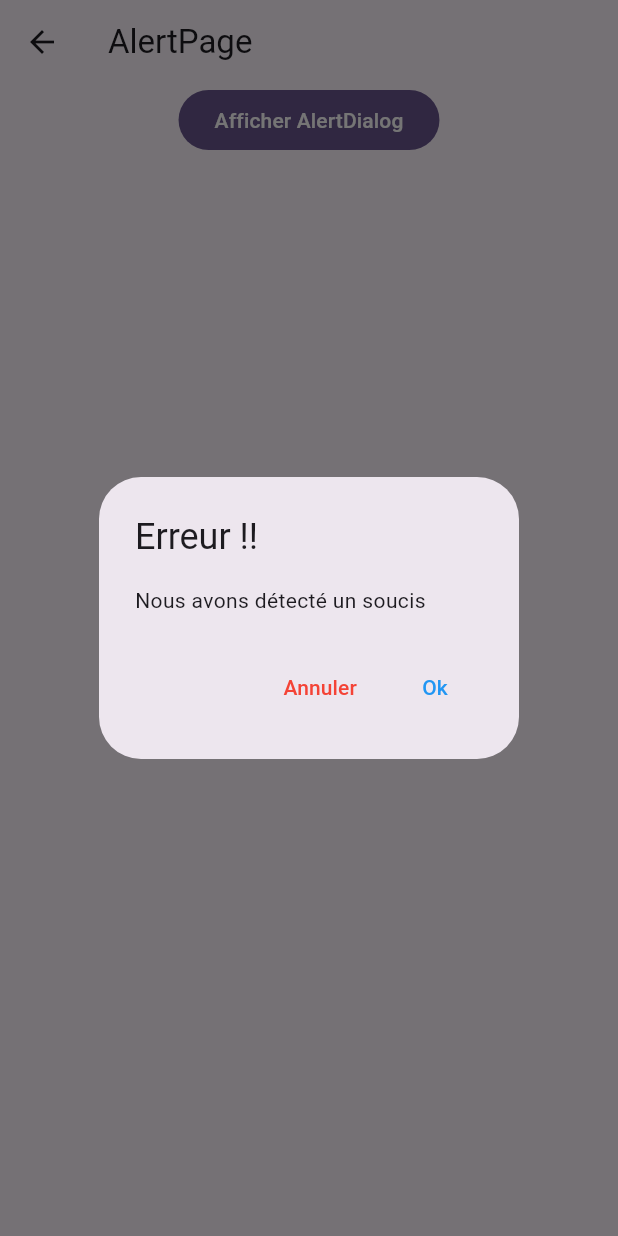
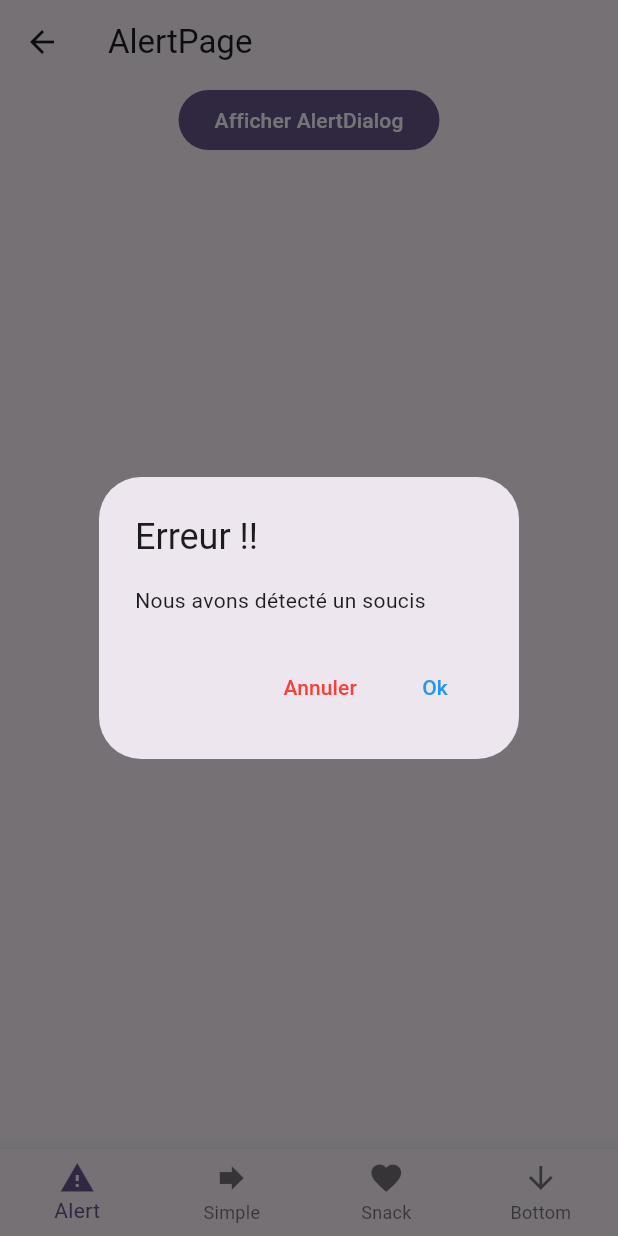
Before and after one commit to fabienlierville/flutter_di22-1_navigation, a Flutter app: the BottomPage screen opened directly, after a tap on "Afficher AlertDialog", on a phone screen of 412 x 824 dp. Run offline on Flutter 3.47's test engine with Material 3 defaults, Android fonts, the phone set to English and light mode, and no system bars.

Commit message:
Export de la BottomNavigationBAR

```diff
--- a/lib/pages/alert_page.dart
+++ b/lib/pages/alert_page.dart
@@ -1,4 +1,5 @@
 import 'package:flutter/material.dart';
+import 'package:navigation/widgets/my_custom_bottom_navigation.dart';
 
 class AlertPage extends StatefulWidget {
   const AlertPage({super.key});
@@ -11,6 +12,7 @@ class _AlertPageState extends State<AlertPage> {
   @override
   Widget build(BuildContext context) {
     return Scaffold(
+      bottomNavigationBar: MyCustomBottomNavigation(),
       appBar: AppBar(
         title: Text("AlertPage"),
       ),
--- a/lib/pages/bottom_page.dart
+++ b/lib/pages/bottom_page.dart
@@ -2,6 +2,7 @@ import 'package:flutter/material.dart';
 import 'package:navigation/pages/alert_page.dart';
 import 'package:navigation/pages/simple_page.dart';
 import 'package:navigation/pages/snack_page.dart';
+import 'package:navigation/widgets/my_custom_bottom_navigation.dart';
 
 class BottomPage extends StatefulWidget {
   const BottomPage({super.key});
@@ -32,51 +33,7 @@ class _BottomPageState extends State<BottomPage> {
           ],
         ),
       ),
-      bottomNavigationBar: BottomNavigationBar(
-        type: BottomNavigationBarType.fixed,
-        items: [
-          BottomNavigationBarItem(icon: Icon(Icons.warning), label: "Alert"),
-          BottomNavigationBarItem(icon: Icon(Icons.forward), label: "Simple"),
-          BottomNavigationBarItem(icon: Icon(Icons.favorite), label: "Snack"),
-          BottomNavigationBarItem(icon: Icon(Icons.arrow_downward), label: "Bottom"),
-        ],
-        onTap: (int index){
-          switch(index){
-            case 0:
-              Navigator.push(
-                  context,
-                  MaterialPageRoute(builder: (BuildContext context){
-                    return AlertPage();
-                  })
-              );
-              break;
-            case 1:
-              Navigator.push(
-                  context,
-                  MaterialPageRoute(builder: (BuildContext context){
-                    return SimplePage();
-                  })
-              );
-              break;
-            case 2:
-              Navigator.push(
-                  context,
-                  MaterialPageRoute(builder: (BuildContext context){
-                    return SnackPage();
-                  })
-              );
-              break;
-            case 3:
-              Navigator.push(
-                  context,
-                  MaterialPageRoute(builder: (BuildContext context){
-                    return BottomPage();
-                  })
-              );
-              break;
-          }
-        },
-      ),
+      bottomNavigationBar: MyCustomBottomNavigation(),
     );
   }
 
--- a/lib/pages/simple_page.dart
+++ b/lib/pages/simple_page.dart
@@ -1,4 +1,5 @@
 import 'package:flutter/material.dart';
+import 'package:navigation/widgets/my_custom_bottom_navigation.dart';
 
 class SimplePage extends StatefulWidget {
   const SimplePage({super.key});
@@ -13,6 +14,7 @@ class _SimplePageState extends State<SimplePage> {
   @override
   Widget build(BuildContext context) {
     return Scaffold(
+      bottomNavigationBar: MyCustomBottomNavigation(),
       appBar: AppBar(
         title: Text("SimplePage"),
       ),
--- a/lib/pages/snack_page.dart
+++ b/lib/pages/snack_page.dart
@@ -1,4 +1,5 @@
 import 'package:flutter/material.dart';
+import 'package:navigation/widgets/my_custom_bottom_navigation.dart';
 
 class SnackPage extends StatefulWidget {
   const SnackPage({super.key});
@@ -11,6 +12,7 @@ class _SnackPageState extends State<SnackPage> {
   @override
   Widget build(BuildContext context) {
     return Scaffold(
+      bottomNavigationBar: MyCustomBottomNavigation(),
       appBar: AppBar(
         title: Text("SnackPage"),
       ),
```
